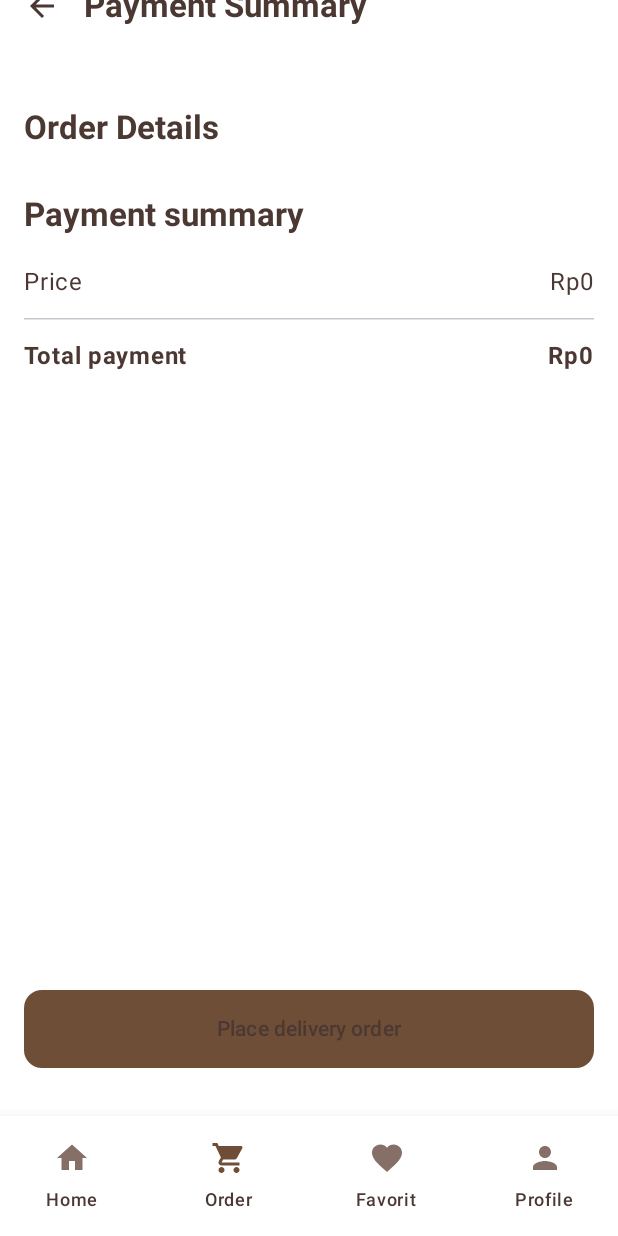
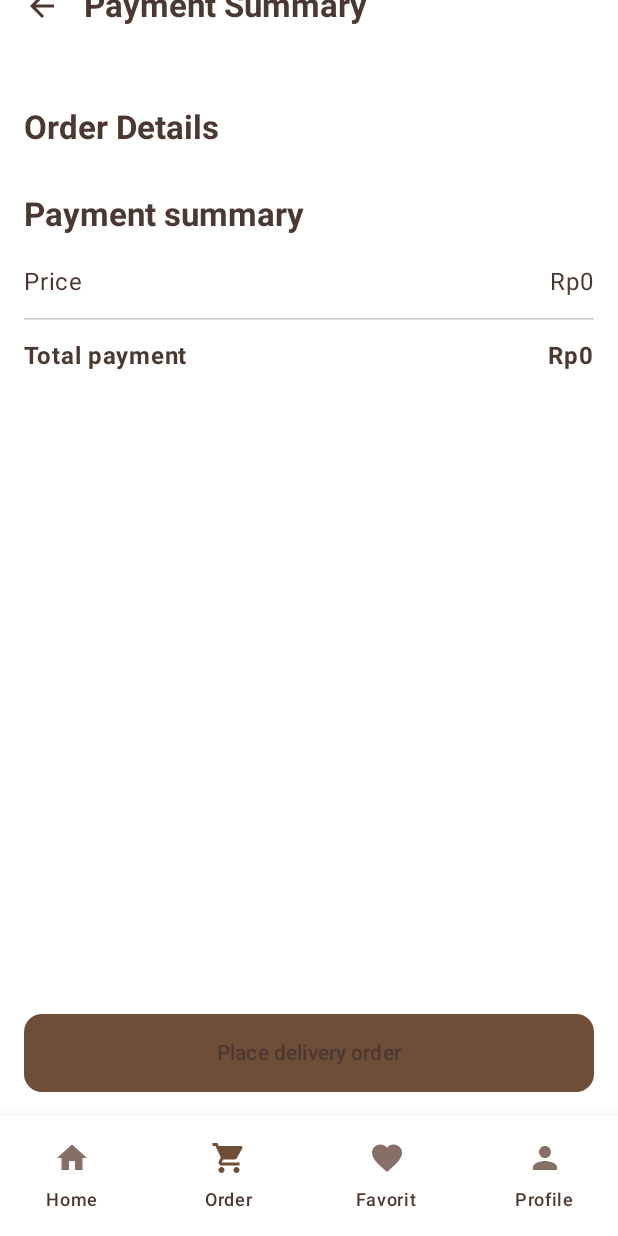
Before and after one commit to NazmiHakim/PolattaApp, an Android app built with Jetpack Compose: the CheckoutScreen screen opened through its navigation route, on a phone screen of 412 x 824 dp. Run offline under Robolectric (Android 15) with nearby library versions, the phone set to English and light mode, and no system bars.

Commit message:
Refactor: Improve CheckoutScreen layout and navigation consistency
This commit refactors the `CheckoutScreen` and its integration within `PolattaApp` for better layout and navigation consistency.

**Key Changes:**

*   **`CheckoutScreen.kt`:**
    *   Removed the `Scaffold` and `TopAppBar` from `CheckoutScreen`.
    *   The "Place delivery order" button is now positioned at the bottom of the screen using a `Box` and `Modifier.align(Alignment.BottomCenter)`.
    *   Removed the `onBack` parameter as navigation is now handled by `PolattaApp`.
    *   Added `padding(bottom = 80.dp)` to the `LazyColumn` to prevent content from being obscured by the bottom button.

*   **`PolattaApp.kt`:**
    *   The `Scaffold` for the `CheckoutScreen`, including its `TopAppBar` and `BottomNavBar`, is now defined within the `composable(Screen.Checkout.route)` block in `PolattaApp`.
    *   The `onClick` navigation for the `CheckoutButton` (on `PolattaScreen` and `FavoriteScreen`) now uses the same navigation logic as the `BottomNavBar` to ensure consistent state restoration and single top behavior when navigating to the `CheckoutScreen`.
    *   The `TopAppBar` for the `CheckoutScreen` now correctly uses `navController.popBackStack()` for its back navigation.

```diff
--- a/app/src/main/java/com/example/pondokcokelathatta/ui/screens/CheckoutScreen.kt
+++ b/app/src/main/java/com/example/pondokcokelathatta/ui/screens/CheckoutScreen.kt
@@ -4,8 +4,6 @@ import androidx.compose.foundation.layout.*
 import androidx.compose.foundation.lazy.LazyColumn
 import androidx.compose.foundation.lazy.items
 import androidx.compose.foundation.shape.RoundedCornerShape
-import androidx.compose.material.icons.Icons
-import androidx.compose.material.icons.automirrored.filled.ArrowBack
 import androidx.compose.material3.*
 import androidx.compose.runtime.Composable
 import androidx.compose.runtime.collectAsState
@@ -20,51 +18,22 @@ import com.example.pondokcokelathatta.ui.viewmodel.MenuViewModel
 import java.text.NumberFormat
 import java.util.Locale
 
-@OptIn(ExperimentalMaterial3Api::class)
 @Composable
 fun CheckoutScreen(
     menuViewModel: MenuViewModel,
-    onBack: () -> Unit,
-    modifier: Modifier = Modifier // Parameter 'modifier' ditambahkan kembali
+    modifier: Modifier = Modifier
 ) {
     val orderedItems by menuViewModel.orderedItems.collectAsState()
     val totalPrice by menuViewModel.totalPrice.collectAsState()
     val finalPrice = totalPrice
 
-    // Modifier yang diterima dari PolattaApp diterapkan ke Scaffold ini
-    Scaffold(
-        modifier = modifier,
-        topBar = {
-            TopAppBar(
-                title = { Text("Payment Summary", fontWeight = FontWeight.Bold) },
-                navigationIcon = {
-                    IconButton(onClick = onBack) {
-                        Icon(Icons.AutoMirrored.Filled.ArrowBack, contentDescription = "Back")
-                    }
-                },
-                colors = TopAppBarDefaults.topAppBarColors(containerColor = Color.White),
-                // Modifier ini hanya untuk TopAppBar agar posisinya naik
-                modifier = Modifier.offset(y = (-28).dp)
-            )
-        },
-        bottomBar = {
-            // Tombol "Place delivery order" di bagian bawah
-            Button(
-                onClick = { /* TODO: Logika untuk memesan */ },
-                modifier = Modifier
-                    .fillMaxWidth()
-                    .padding(start = 16.dp, end = 16.dp, top = 16.dp, bottom = 32.dp),
-                shape = RoundedCornerShape(12.dp),
-            ) {
-                Text("Place delivery order", modifier = Modifier.padding(vertical = 8.dp))
-            }
-        }
-    ) { paddingValues ->
+    Box(modifier = modifier.fillMaxSize()) {
         LazyColumn(
             modifier = Modifier
                 .fillMaxSize()
-                .padding(paddingValues)
-                .padding(horizontal = 16.dp)
+                // Menambahkan padding di bagian bawah agar tidak tertutup oleh tombol
+                .padding(bottom = 80.dp),
+            contentPadding = PaddingValues(horizontal = 16.dp)
         ) {
             // Judul "Order Details"
             item {
@@ -98,10 +67,22 @@ fun CheckoutScreen(
                 Spacer(modifier = Modifier.height(24.dp))
             }
         }
+
+        // Tombol ini sekarang berada di dalam Box dan akan tampil di atas konten LazyColumn
+        Button(
+            onClick = { /* TODO: Logika untuk memesan */ },
+            modifier = Modifier
+                .fillMaxWidth()
+                .align(Alignment.BottomCenter)
+                .padding(start = 16.dp, end = 16.dp, bottom = 16.dp),
+            shape = RoundedCornerShape(12.dp),
+        ) {
+            Text("Place delivery order", modifier = Modifier.padding(vertical = 8.dp))
+        }
     }
 }
 
-// Composable untuk menampilkan setiap baris detail pembayaran
+// Composable ini tidak berubah
 @Composable
 fun PaymentDetailRow(label: String, amount: Int, isDiscount: Boolean = false, isTotal: Boolean = false) {
     val formatter = NumberFormat.getNumberInstance(Locale("in", "ID"))
--- a/app/src/main/java/com/example/pondokcokelathatta/ui/screens/PolattaApp.kt
+++ b/app/src/main/java/com/example/pondokcokelathatta/ui/screens/PolattaApp.kt
@@ -4,15 +4,21 @@ import androidx.compose.animation.AnimatedVisibility
 import androidx.compose.animation.slideInVertically
 import androidx.compose.animation.slideOutVertically
 import androidx.compose.foundation.layout.Box
+import androidx.compose.foundation.layout.offset
 import androidx.compose.foundation.layout.padding
-import androidx.compose.material3.Scaffold
+import androidx.compose.material.icons.Icons
+import androidx.compose.material.icons.automirrored.filled.ArrowBack
+import androidx.compose.material3.*
 import androidx.compose.runtime.Composable
 import androidx.compose.runtime.collectAsState
 import androidx.compose.runtime.getValue
 import androidx.compose.ui.Alignment
 import androidx.compose.ui.Modifier
+import androidx.compose.ui.graphics.Color
+import androidx.compose.ui.text.font.FontWeight
 import androidx.compose.ui.unit.dp
 import androidx.lifecycle.viewmodel.compose.viewModel
+import androidx.navigation.NavGraph.Companion.findStartDestination
 import androidx.navigation.compose.NavHost
 import androidx.navigation.compose.composable
 import androidx.navigation.compose.rememberNavController
@@ -22,6 +28,7 @@ import com.example.pondokcokelathatta.ui.components.CheckoutButton
 import com.example.pondokcokelathatta.ui.navigation.Screen
 import com.example.pondokcokelathatta.ui.viewmodel.MenuViewModel
 
+@OptIn(ExperimentalMaterial3Api::class)
 @Composable
 fun PolattaApp() {
     val navController = rememberNavController()
@@ -58,7 +65,16 @@ fun PolattaApp() {
                         CheckoutButton(
                             itemCount = totalQuantity,
                             totalPrice = totalPrice,
-                            onClick = { navController.navigate(Screen.Checkout.route) }
+                            onClick = {
+                                // PERUBAHAN: Menggunakan logika navigasi yang sama dengan BottomNavBar
+                                navController.navigate(Screen.Checkout.route) {
+                                    popUpTo(navController.graph.findStartDestination().id) {
+                                        saveState = true
+                                    }
+                                    launchSingleTop = true
+                                    restoreState = true
+                                }
+                            }
                         )
                     }
                 }
@@ -87,7 +103,16 @@ fun PolattaApp() {
                         CheckoutButton(
                             itemCount = totalQuantity,
                             totalPrice = totalPrice,
-                            onClick = { navController.navigate(Screen.Checkout.route) }
+                            onClick = {
+                                // PERUBAHAN: Menggunakan logika navigasi yang sama dengan BottomNavBar
+                                navController.navigate(Screen.Checkout.route) {
+                                    popUpTo(navController.graph.findStartDestination().id) {
+                                        saveState = true
+                                    }
+                                    launchSingleTop = true
+                                    restoreState = true
+                                }
+                            }
                         )
                     }
                 }
@@ -106,13 +131,25 @@ fun PolattaApp() {
             }
         }
         composable(Screen.Checkout.route) {
-            Scaffold( // Wrap CheckoutScreen in a Scaffold
-                bottomBar = { BottomNavBar(navController = navController) } // Add the BottomNavBar
+            // PERUBAHAN: Scaffold untuk Checkout Screen sekarang diatur di sini
+            Scaffold(
+                topBar = {
+                    TopAppBar(
+                        title = { Text("Payment Summary", fontWeight = FontWeight.Bold) },
+                        navigationIcon = {
+                            IconButton(onClick = { navController.popBackStack() }) {
+                                Icon(Icons.AutoMirrored.Filled.ArrowBack, contentDescription = "Back")
+                            }
+                        },
+                        colors = TopAppBarDefaults.topAppBarColors(containerColor = Color.White),
+                        modifier = Modifier.offset(y = (-28).dp)
+                    )
+                },
+                bottomBar = { BottomNavBar(navController = navController) }
             ) { innerPadding ->
                 CheckoutScreen(
                     menuViewModel = menuViewModel,
-                    onBack = { navController.popBackStack() },
-                    modifier = Modifier.padding(innerPadding) // Apply padding
+                    modifier = Modifier.padding(innerPadding)
                 )
             }
         }
```
